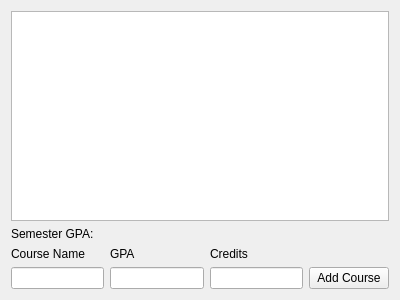
Old version of the form semesterform.ui in the repository Nijuuken/CGPACalculator.
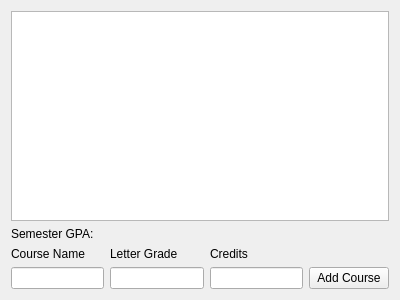
New version of the form.

Patch:
```diff
--- a/semesterform.ui
+++ b/semesterform.ui
@@ -36,7 +36,7 @@
      <item row="0" column="1">
       <widget class="QLabel" name="label_2GPA">
        <property name="text">
-        <string>GPA</string>
+        <string>Letter Grade</string>
        </property>
       </widget>
      </item>
```
